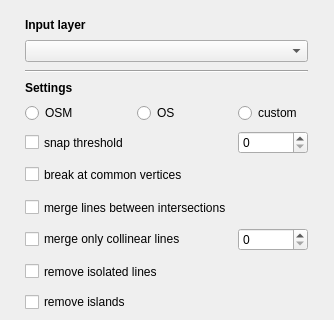
First picture: the form in road_network_cleaner_dialog_base copy.ui, repository spacesyntax/Rcl-topology-cleaner, before the edit; both pictures show x 0 to 334 and y 0 to 320 of the 334 by 558 pixel window.
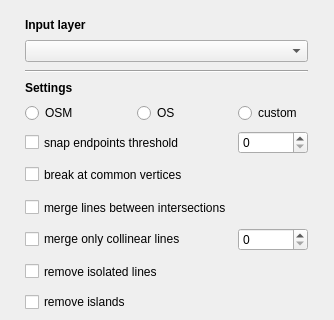
Second picture: the form after the edit.

Commit message: Update road_network_cleaner_dialog_base copy.ui

```diff
--- a/road_network_cleaner_dialog_base copy.ui
+++ b/road_network_cleaner_dialog_base copy.ui
@@ -393,7 +393,7 @@
         </size>
        </property>
        <property name="text">
-        <string>snap threshold</string>
+        <string>snap endpoints threshold</string>
        </property>
       </widget>
      </item>
```
